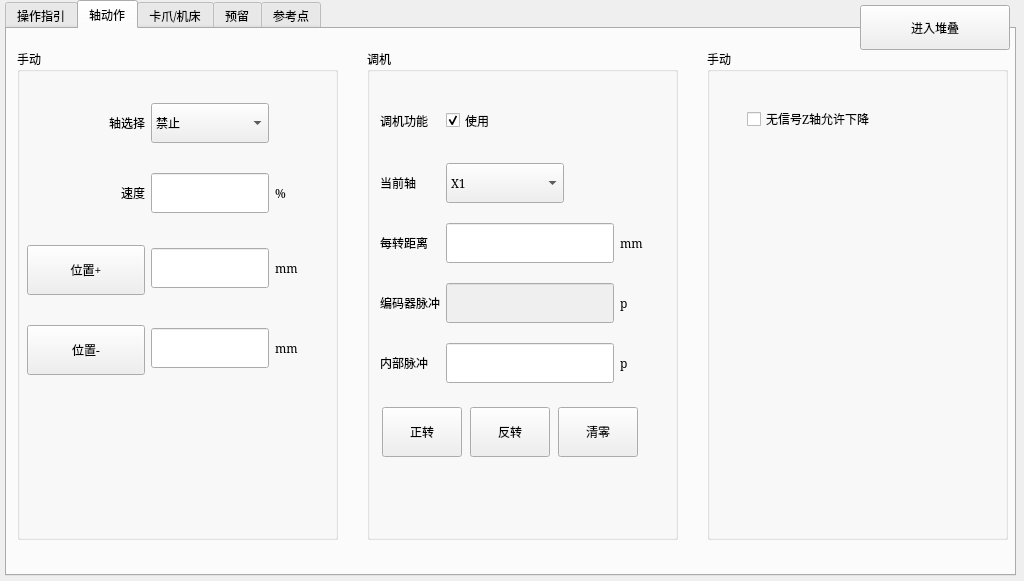
Jade-yun/MachineTool, file manualform.ui: the form before one commit.
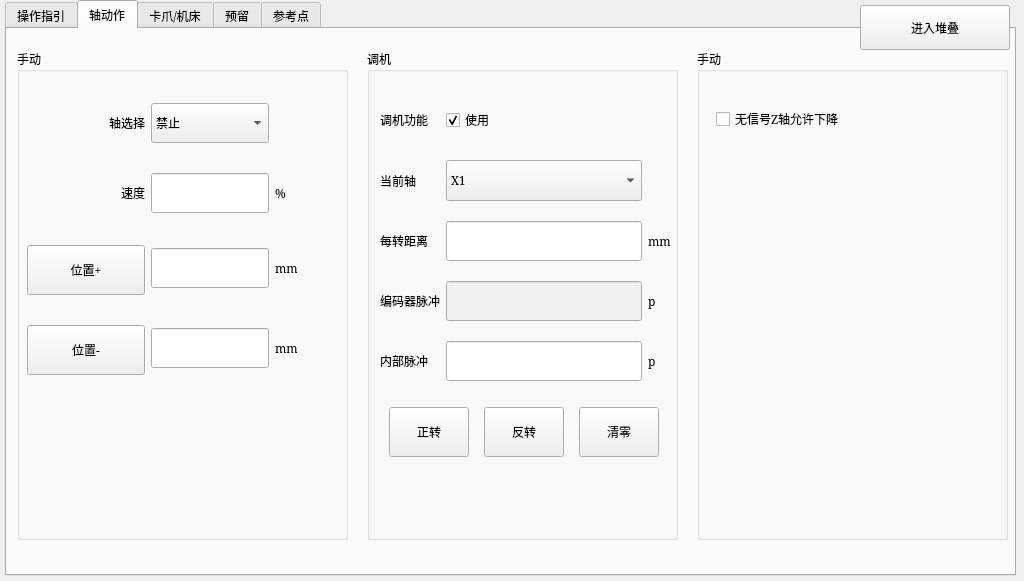
The form after the commit. The open tabs and pages were chosen to show the change. Icons and pictures are not drawn. Custom widgets are drawn as their Qt base class.

Patch:
```diff
--- a/manualform.ui
+++ b/manualform.ui
@@ -384,7 +384,7 @@
       <rect>
        <x>10</x>
        <y>20</y>
-       <width>321</width>
+       <width>331</width>
        <height>491</height>
       </rect>
      </property>
@@ -900,7 +900,7 @@
          <rect>
           <x>10</x>
           <y>0</y>
-          <width>263</width>
+          <width>291</width>
           <height>391</height>
          </rect>
         </property>
@@ -950,14 +950,8 @@
             <widget class="QComboBox" name="coboxAdjustMachineAxis">
              <property name="minimumSize">
               <size>
-               <width>118</width>
-               <height>40</height>
-              </size>
-             </property>
-             <property name="maximumSize">
-              <size>
-               <width>118</width>
-               <height>40</height>
+               <width>0</width>
+               <height>41</height>
               </size>
              </property>
              <property name="font">
@@ -1041,17 +1035,11 @@
            </item>
            <item row="0" column="1">
             <widget class="QCheckBox" name="chboxUseAdjustMachine">
-             <property name="minimumSize">
-              <size>
-               <width>130</width>
-               <height>40</height>
-              </size>
-             </property>
-             <property name="maximumSize">
-              <size>
-               <width>130</width>
-               <height>45</height>
-              </size>
+             <property name="sizePolicy">
+              <sizepolicy hsizetype="Expanding" vsizetype="Fixed">
+               <horstretch>0</horstretch>
+               <verstretch>0</verstretch>
+              </sizepolicy>
              </property>
              <property name="text">
               <string>使用</string>
@@ -1275,9 +1263,9 @@
     <widget class="QGroupBox" name="groupBox_3">
      <property name="geometry">
       <rect>
-       <x>700</x>
+       <x>690</x>
        <y>20</y>
-       <width>301</width>
+       <width>311</width>
        <height>491</height>
       </rect>
      </property>
@@ -1290,24 +1278,12 @@
      <widget class="QCheckBox" name="chbZAxisDesend">
       <property name="geometry">
        <rect>
-        <x>40</x>
+        <x>19</x>
         <y>50</y>
-        <width>240</width>
+        <width>291</width>
         <height>40</height>
        </rect>
       </property>
-      <property name="minimumSize">
-       <size>
-        <width>240</width>
-        <height>40</height>
-       </size>
-      </property>
-      <property name="maximumSize">
-       <size>
-        <width>240</width>
-        <height>40</height>
-       </size>
-      </property>
       <property name="styleSheet">
        <string notr="true"/>
       </property>
```
Left out of the diff: 30 changed lines with no effect on the pictures.
